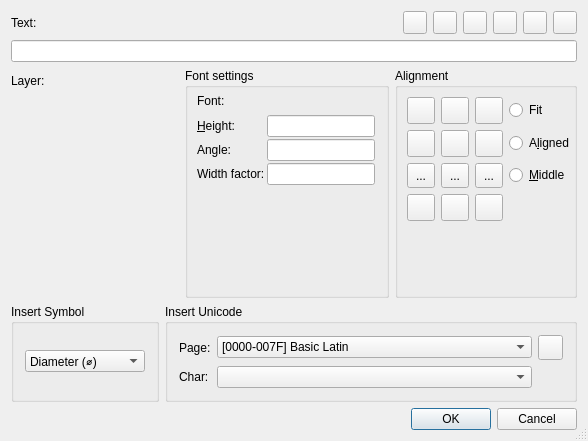
Before: the Qt Designer form librecad/src/ui/dialogs/entity/qg_dlg_text.ui in LibreCAD/LibreCAD, drawn with Qt 5.
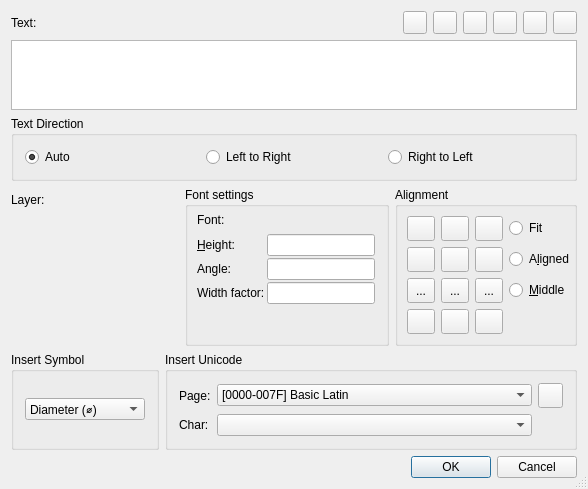
After: the same form once the commit is applied. Icons and pictures are not drawn. Custom widgets are drawn as their Qt base class.

Commit message: Text: preserve numeric order in RTL layout (#3028)

```diff
--- a/librecad/src/ui/dialogs/entity/qg_dlg_text.ui
+++ b/librecad/src/ui/dialogs/entity/qg_dlg_text.ui
@@ -140,13 +140,33 @@
       </layout>
      </item>
      <item>
-      <widget class="QLineEdit" name="teText">
+      <widget class="LC_SingleLineTextEdit" name="teText">
        <property name="toolTip">
         <string>Text to insert</string>
        </property>
-       <property name="linkUnderline" stdset="0">
-        <bool>false</bool>
-       </property>
+      </widget>
+     </item>
+     <item>
+      <widget class="QGroupBox" name="gbDirection">
+       <property name="title"><string>Text Direction</string></property>
+       <layout class="QHBoxLayout" name="hlDirection">
+        <item>
+         <widget class="QRadioButton" name="rbAuto">
+          <property name="text"><string>Auto</string></property>
+          <property name="checked"><bool>true</bool></property>
+         </widget>
+        </item>
+        <item>
+         <widget class="QRadioButton" name="rbLeftToRight">
+          <property name="text"><string>Left to Right</string></property>
+         </widget>
+        </item>
+        <item>
+         <widget class="QRadioButton" name="rbRightToLeft">
+          <property name="text"><string>Right to Left</string></property>
+         </widget>
+        </item>
+       </layout>
       </widget>
      </item>
     </layout>
@@ -1668,6 +1688,11 @@
  </widget>
  <layoutdefault spacing="6" margin="11"/>
  <customwidgets>
+  <customwidget>
+   <class>LC_SingleLineTextEdit</class>
+   <extends>QTextEdit</extends>
+   <header>lc_textedit.h</header>
+  </customwidget>
   <customwidget>
    <class>QG_WidgetPen</class>
    <extends>QWidget</extends>
```
The commit also changes 29 other files.
